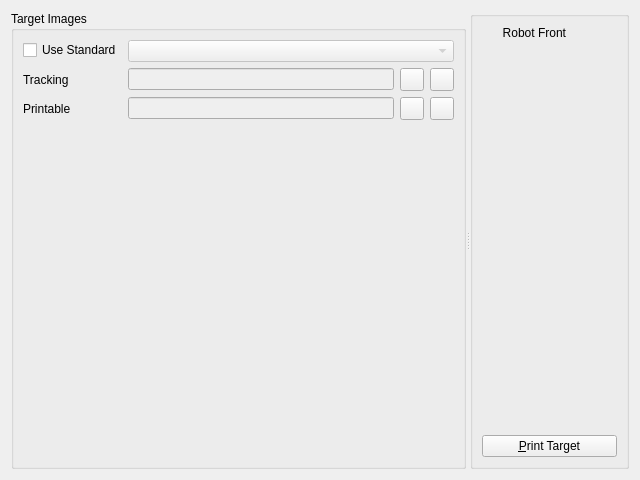
Above: app/src/tools/core/tabs/TargetsWidget.ui from dysonltd-zz/gts before the change. Below: the same form after it.
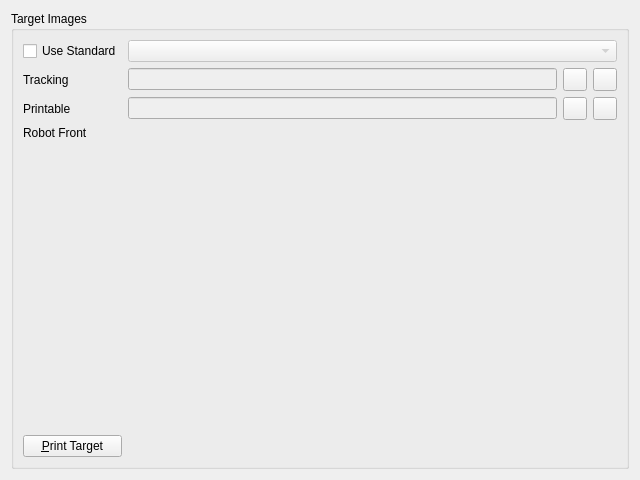
That is the form after the change. Icons and pictures are not drawn. Custom widgets are drawn as their Qt base class.

Commit message: Simplified UI for Targets

What changed in the file:
```diff
--- a/app/src/tools/core/tabs/TargetsWidget.ui
+++ b/app/src/tools/core/tabs/TargetsWidget.ui
@@ -23,38 +23,21 @@
       <property name="title">
        <string>Target Images</string>
       </property>
-      <layout class="QFormLayout" name="formLayout">
-       <item row="0" column="0">
-        <widget class="QCheckBox" name="m_useStandard">
-         <property name="enabled">
-          <bool>true</bool>
-         </property>
-         <property name="text">
-          <string>Use Standard</string>
-         </property>
-        </widget>
-       </item>
-       <item row="0" column="1">
+      <layout class="QGridLayout" name="gridLayout">
+       <item row="0" column="3">
         <widget class="QComboBox" name="m_targetTypeComboBox">
          <property name="enabled">
           <bool>false</bool>
          </property>
          <property name="sizePolicy">
-          <sizepolicy hsizetype="Expanding" vsizetype="Fixed">
+          <sizepolicy hsizetype="Expanding" vsizetype="Expanding">
            <horstretch>0</horstretch>
            <verstretch>0</verstretch>
           </sizepolicy>
          </property>
         </widget>
        </item>
-       <item row="1" column="0">
-        <widget class="QLabel" name="m_trackingTargetFileNameLabel">
-         <property name="text">
-          <string>Tracking</string>
-         </property>
-        </widget>
-       </item>
-       <item row="1" column="1">
+       <item row="1" column="3">
         <layout class="QHBoxLayout" name="horizontalLayout_21">
          <item>
           <widget class="QLineEdit" name="m_trackingTargetFileNameEdit">
@@ -63,32 +46,6 @@
            </property>
           </widget>
          </item>
-         <item>
-          <widget class="QToolButton" name="m_browseTrackingBtn">
-           <property name="enabled">
-            <bool>true</bool>
-           </property>
-           <property name="sizePolicy">
-            <sizepolicy hsizetype="Fixed" vsizetype="Fixed">
-             <horstretch>1</horstretch>
-             <verstretch>0</verstretch>
-            </sizepolicy>
-           </property>
-           <property name="toolTip">
-            <string>Browse for file</string>
-           </property>
-           <property name="text">
-            <string/>
-           </property>
-           <property name="icon">
-            <iconset resource="../../../res/resources.qrc">
-             <normaloff>:/search.png</normaloff>:/search.png</iconset>
-           </property>
-           <property name="checkable">
-            <bool>true</bool>
-           </property>
-          </widget>
-         </item>
          <item>
           <widget class="QToolButton" name="m_clearTrackingBtn">
            <property name="enabled">
@@ -115,16 +72,81 @@
            </property>
           </widget>
          </item>
+         <item>
+          <widget class="QToolButton" name="m_browseTrackingBtn">
+           <property name="enabled">
+            <bool>true</bool>
+           </property>
+           <property name="sizePolicy">
+            <sizepolicy hsizetype="Fixed" vsizetype="Fixed">
+             <horstretch>1</horstretch>
+             <verstretch>0</verstretch>
+            </sizepolicy>
+           </property>
+           <property name="toolTip">
+            <string>Browse for file</string>
+           </property>
+           <property name="text">
+            <string/>
+           </property>
+           <property name="icon">
+            <iconset resource="../../../res/resources.qrc">
+             <normaloff>:/search.png</normaloff>:/search.png</iconset>
+           </property>
+           <property name="checkable">
+            <bool>true</bool>
+           </property>
+          </widget>
+         </item>
         </layout>
        </item>
-       <item row="2" column="0">
-        <widget class="QLabel" name="m_printableTargetFileNameLabel">
+       <item row="0" column="0">
+        <widget class="QCheckBox" name="m_useStandard">
+         <property name="enabled">
+          <bool>true</bool>
+         </property>
          <property name="text">
-          <string>Printable</string>
+          <string>Use Standard</string>
          </property>
         </widget>
        </item>
-       <item row="2" column="1">
+       <item row="7" column="0">
+        <widget class="QPushButton" name="m_printTargetBtn">
+         <property name="sizePolicy">
+          <sizepolicy hsizetype="Minimum" vsizetype="Maximum">
+           <horstretch>0</horstretch>
+           <verstretch>0</verstretch>
+          </sizepolicy>
+         </property>
+         <property name="maximumSize">
+          <size>
+           <width>120</width>
+           <height>16777215</height>
+          </size>
+         </property>
+         <property name="text">
+          <string>&amp;Print Target</string>
+         </property>
+        </widget>
+       </item>
+       <item row="1" column="0">
+        <widget class="QLabel" name="m_trackingTargetFileNameLabel">
+         <property name="text">
+          <string>Tracking</string>
+         </property>
+        </widget>
+       </item>
+       <item row="3" column="3" rowspan="5">
+        <widget class="ImageView" name="m_imageView" native="true">
+         <property name="sizePolicy">
+          <sizepolicy hsizetype="Expanding" vsizetype="Expanding">
+           <horstretch>0</horstretch>
+           <verstretch>100</verstretch>
+          </sizepolicy>
+         </property>
+        </widget>
+       </item>
+       <item row="2" column="3">
         <layout class="QHBoxLayout" name="horizontalLayout_22">
          <item>
           <widget class="QLineEdit" name="m_printableTargetFileNameEdit">
@@ -187,33 +209,37 @@
          </item>
         </layout>
        </item>
-      </layout>
-     </widget>
-     <widget class="QGroupBox" name="groupBox_4">
+       <item row="2" column="0">
+        <widget class="QLabel" name="m_printableTargetFileNameLabel">
+         <property name="text">
+          <string>Printable</string>
+         </property>
+        </widget>
+       </item>
+       <item row="3" column="0">
+        <widget class="QLabel" name="robotFrontLabel">
       <property name="sizePolicy">
-       <sizepolicy hsizetype="Preferred" vsizetype="Preferred">
+          <sizepolicy hsizetype="Fixed" vsizetype="Fixed">
         <horstretch>0</horstretch>
-        <verstretch>100</verstretch>
-       </sizepolicy>
-      </property>
-      <property name="title">
-       <string/>
-      </property>
-      <layout class="QGridLayout" name="gridLayout">
-       <item row="0" column="0">
-        <layout class="QHBoxLayout" name="horizontalLayout_24">
-         <item>
-          <widget class="QLabel" name="label_2">
+           <verstretch>0</verstretch>
+          </sizepolicy>
+         </property>
            <property name="text">
             <string>Robot Front</string>
            </property>
            <property name="alignment">
-            <set>Qt::AlignRight|Qt::AlignTrailing|Qt::AlignVCenter</set>
+          <set>Qt::AlignLeading|Qt::AlignLeft|Qt::AlignVCenter</set>
            </property>
           </widget>
          </item>
-         <item>
-          <widget class="QLabel" name="label_3">
+       <item row="4" column="0">
+        <widget class="QLabel" name="arrow">
+         <property name="sizePolicy">
+          <sizepolicy hsizetype="Fixed" vsizetype="Fixed">
+           <horstretch>0</horstretch>
+           <verstretch>0</verstretch>
+          </sizepolicy>
+         </property>
            <property name="maximumSize">
             <size>
              <width>45</width>
@@ -226,45 +252,27 @@
            <property name="pixmap">
             <pixmap resource="../../../res/resources.qrc">:/forward.png</pixmap>
            </property>
-          </widget>
-         </item>
-        </layout>
-       </item>
-       <item row="1" column="0">
-        <widget class="ImageView" name="m_imageView">
-         <property name="sizePolicy">
-          <sizepolicy hsizetype="Expanding" vsizetype="Expanding">
-           <horstretch>0</horstretch>
-           <verstretch>100</verstretch>
-          </sizepolicy>
+         <property name="alignment">
+          <set>Qt::AlignBottom|Qt::AlignHCenter</set>
          </property>
-        </widget>
-       </item>
-       <item row="3" column="0">
-        <layout class="QHBoxLayout" name="horizontalLayout_23">
-         <item>
-          <widget class="QPushButton" name="m_printTargetBtn">
-           <property name="text">
-            <string>&amp;Print Target</string>
-           </property>
+         <property name="wordWrap">
+          <bool>false</bool>
+         </property>
+         <property name="indent">
+          <number>0</number>
+         </property>
           </widget>
          </item>
         </layout>
-       </item>
-       <item row="2" column="0">
-        <spacer name="verticalSpacer">
-         <property name="orientation">
-          <enum>Qt::Vertical</enum>
-         </property>
-         <property name="sizeHint" stdset="0">
-          <size>
-           <width>20</width>
-           <height>100</height>
-          </size>
-         </property>
-        </spacer>
-       </item>
-      </layout>
+      <zorder>m_useStandard</zorder>
+      <zorder>m_targetTypeComboBox</zorder>
+      <zorder>m_trackingTargetFileNameLabel</zorder>
+      <zorder>m_printableTargetFileNameLabel</zorder>
+      <zorder>m_imageView</zorder>
+      <zorder>m_trackingTargetFileNameEdit</zorder>
+      <zorder>m_printTargetBtn</zorder>
+      <zorder>robotFrontLabel</zorder>
+      <zorder>arrow</zorder>
      </widget>
     </widget>
    </item>
@@ -273,7 +281,7 @@
  <customwidgets>
   <customwidget>
    <class>ImageView</class>
-   <extends>QFrame</extends>
+   <extends>QWidget</extends>
    <header>ImageView.h</header>
    <container>1</container>
   </customwidget>
```
Lines whose indentation alone changed are shown as unchanged.
